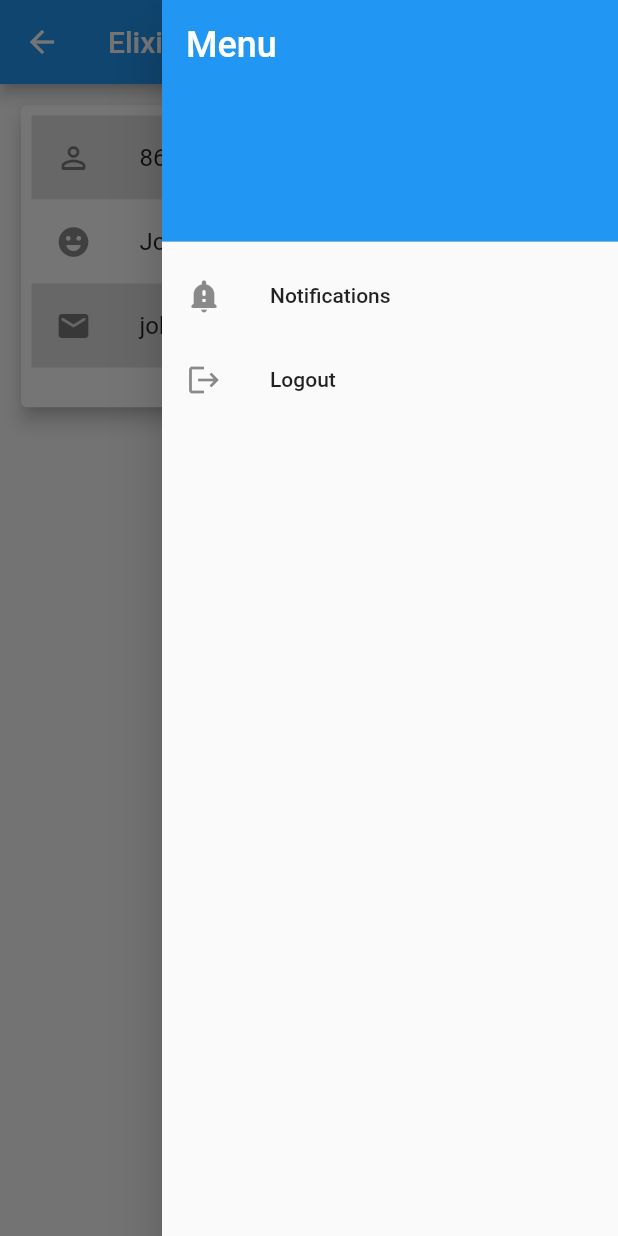
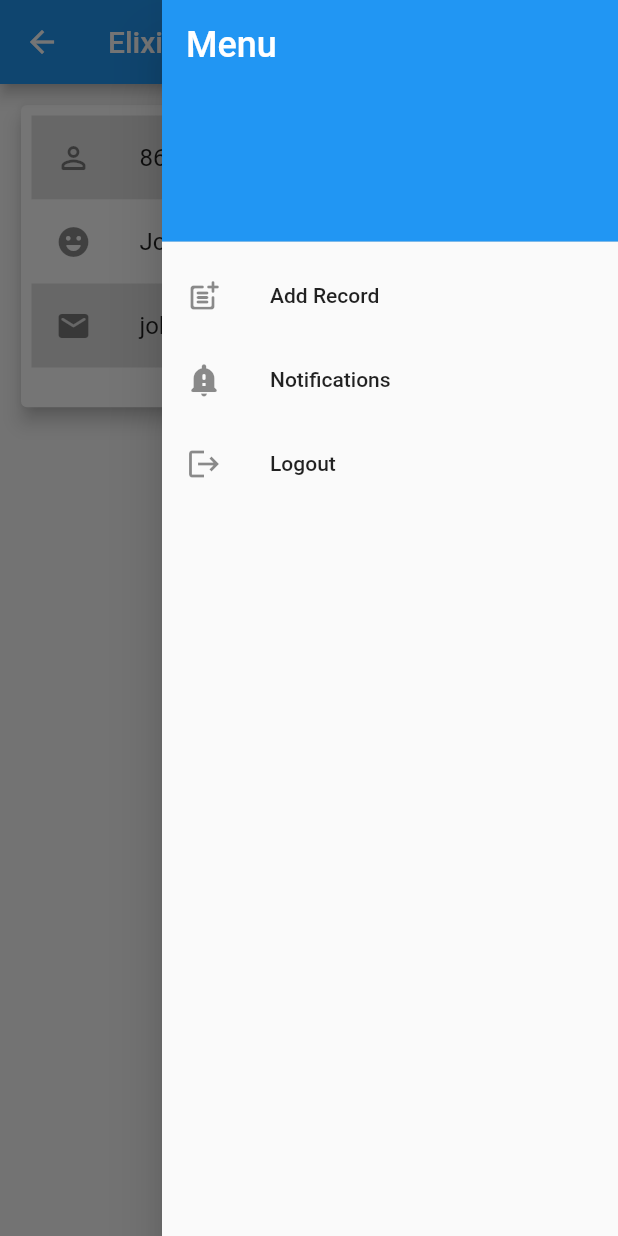
Before and after one commit to 007vedant/Flutter-Apps, a Flutter app: the PProfileScreen screen opened directly, with the side drawer open, on a phone screen of 412 x 824 dp. Run offline on Flutter 3.47's test engine with Material 2 defaults, Android fonts, the phone set to English and light mode, and no system bars.

Commit message:
added add record for patient

```diff
--- a/elixir/lib/profile/patient/pprofileScreen.dart
+++ b/elixir/lib/profile/patient/pprofileScreen.dart
@@ -32,6 +32,13 @@ class _PProfileScreenState extends State<PProfileScreen> {
               ),
             ),
             ListTile(
+              leading: Icon(Icons.post_add_rounded),
+              title: Text("Add Record"),
+              onTap: () {
+                print("add_record pressed");
+              },
+            ),
+            ListTile(
               leading: Icon(Icons.notification_important_rounded),
               title: Text("Notifications"),
               onTap: () {
```
